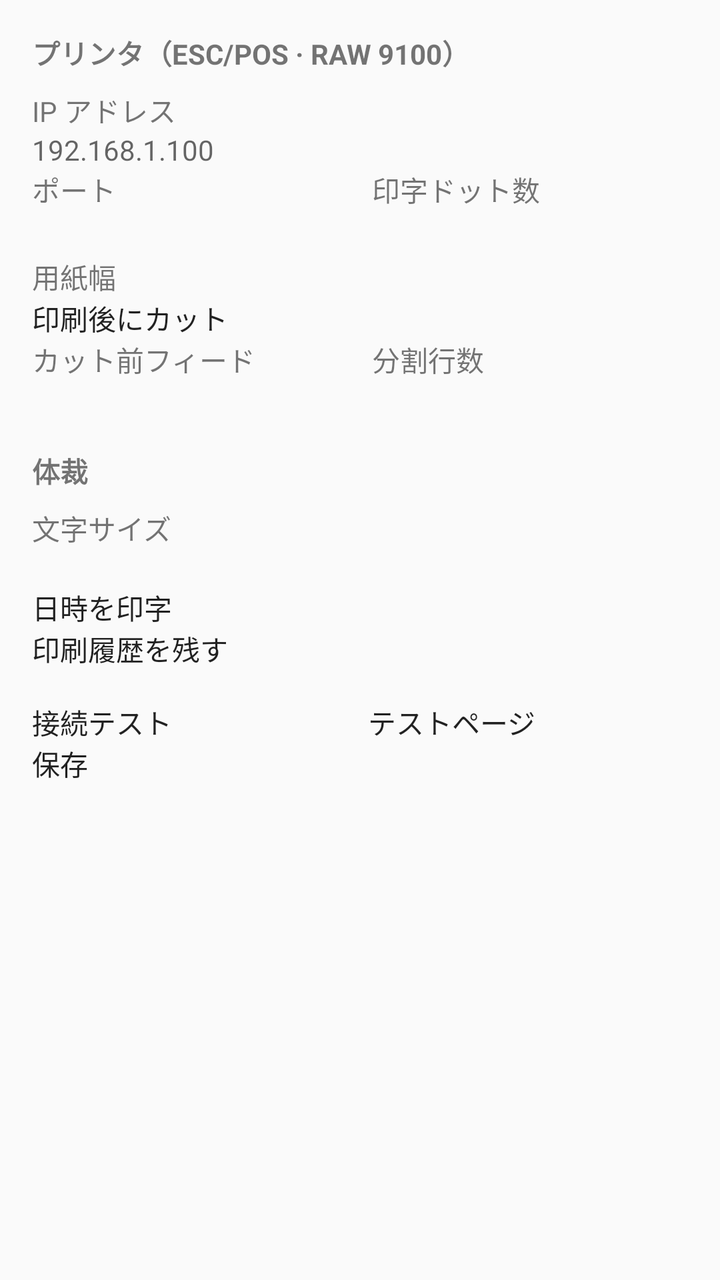
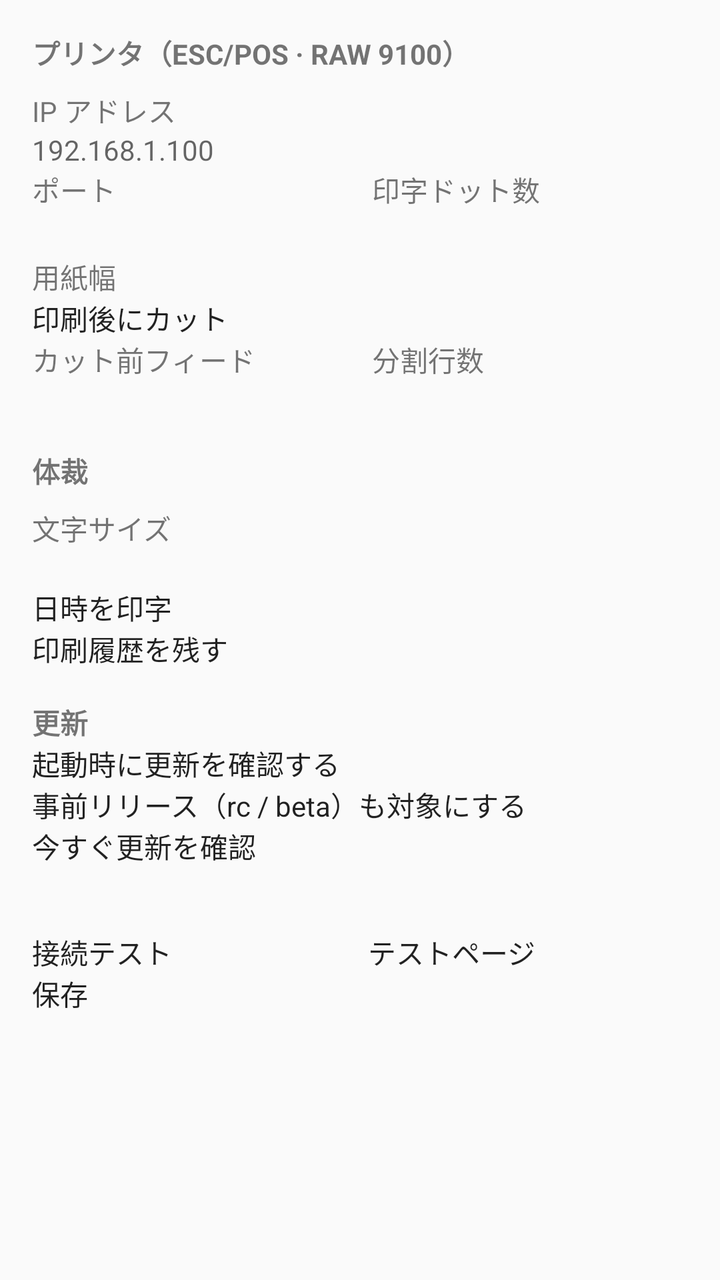

Before-and-after screenshots of an Android layout around one commit, followed by the original layout XML and the change that was made.
<!-- AndroidManifest.xml: application theme AppTheme -->
<!-- res/layout/activity_settings.xml -->
<?xml version="1.0" encoding="utf-8"?>
<ScrollView xmlns:android="http://schemas.android.com/apk/res/android"
    android:layout_width="match_parent"
    android:layout_height="match_parent">

    <LinearLayout
        android:layout_width="match_parent"
        android:layout_height="wrap_content"
        android:orientation="vertical"
        android:padding="16dp">

        <TextView
            android:layout_width="wrap_content"
            android:layout_height="wrap_content"
            android:text="プリンタ（ESC/POS · RAW 9100）"
            android:textStyle="bold" />

        <TextView
            android:layout_width="wrap_content"
            android:layout_height="wrap_content"
            android:layout_marginTop="8dp"
            android:text="IP アドレス" />

        <EditText
            android:id="@+id/host"
            android:layout_width="match_parent"
            android:layout_height="wrap_content"
            android:hint="192.168.1.100"
            android:importantForAutofill="no"
            android:inputType="text" />

        <LinearLayout
            android:layout_width="match_parent"
            android:layout_height="wrap_content"
            android:orientation="horizontal">

            <LinearLayout
                android:layout_width="0dp"
                android:layout_height="wrap_content"
                android:layout_weight="1"
                android:orientation="vertical">

                <TextView
                    android:layout_width="wrap_content"
                    android:layout_height="wrap_content"
                    android:text="ポート" />

                <EditText
                    android:id="@+id/port"
                    android:layout_width="match_parent"
                    android:layout_height="wrap_content"
                    android:importantForAutofill="no"
                    android:inputType="number" />
            </LinearLayout>

            <LinearLayout
                android:layout_width="0dp"
                android:layout_height="wrap_content"
                android:layout_marginStart="12dp"
                android:layout_weight="1"
                android:orientation="vertical">

                <TextView
                    android:layout_width="wrap_content"
                    android:layout_height="wrap_content"
                    android:text="印字ドット数" />

                <EditText
                    android:id="@+id/width_dots"
                    android:layout_width="match_parent"
                    android:layout_height="wrap_content"
                    android:importantForAutofill="no"
                    android:inputType="number" />
            </LinearLayout>
        </LinearLayout>

        <LinearLayout
            android:layout_width="match_parent"
            android:layout_height="wrap_content"
            android:layout_marginTop="4dp"
            android:gravity="center_vertical"
            android:orientation="horizontal">

            <TextView
                android:layout_width="wrap_content"
                android:layout_height="wrap_content"
                android:text="用紙幅" />

            <Spinner
                android:id="@+id/paper"
                android:layout_width="0dp"
                android:layout_height="wrap_content"
                android:layout_marginStart="8dp"
                android:layout_weight="1" />
        </LinearLayout>

        <CheckBox
            android:id="@+id/cut"
            android:layout_width="wrap_content"
            android:layout_height="wrap_content"
            android:text="印刷後にカット" />

        <LinearLayout
            android:layout_width="match_parent"
            android:layout_height="wrap_content"
            android:orientation="horizontal">

            <LinearLayout
                android:layout_width="0dp"
                android:layout_height="wrap_content"
                android:layout_weight="1"
                android:orientation="vertical">

                <TextView
                    android:layout_width="wrap_content"
                    android:layout_height="wrap_content"
                    android:text="カット前フィード" />

                <EditText
                    android:id="@+id/feed_lines"
                    android:layout_width="match_parent"
                    android:layout_height="wrap_content"
                    android:importantForAutofill="no"
                    android:inputType="number" />
            </LinearLayout>

            <LinearLayout
                android:layout_width="0dp"
                android:layout_height="wrap_content"
                android:layout_marginStart="12dp"
                android:layout_weight="1"
                android:orientation="vertical">

                <TextView
                    android:layout_width="wrap_content"
                    android:layout_height="wrap_content"
                    android:text="分割行数" />

                <EditText
                    android:id="@+id/chunk_rows"
                    android:layout_width="match_parent"
                    android:layout_height="wrap_content"
                    android:importantForAutofill="no"
                    android:inputType="number" />
            </LinearLayout>
        </LinearLayout>

        <TextView
            android:layout_width="wrap_content"
            android:layout_height="wrap_content"
            android:layout_marginTop="16dp"
            android:text="体裁"
            android:textStyle="bold" />

        <TextView
            android:layout_width="wrap_content"
            android:layout_height="wrap_content"
            android:layout_marginTop="8dp"
            android:text="文字サイズ" />

        <EditText
            android:id="@+id/font_size"
            android:layout_width="match_parent"
            android:layout_height="wrap_content"
            android:importantForAutofill="no"
            android:inputType="number" />

        <CheckBox
            android:id="@+id/timestamp"
            android:layout_width="wrap_content"
            android:layout_height="wrap_content"
            android:text="日時を印字" />

        <CheckBox
            android:id="@+id/history"
            android:layout_width="wrap_content"
            android:layout_height="wrap_content"
            android:text="印刷履歴を残す" />

        <LinearLayout
            android:layout_width="match_parent"
            android:layout_height="wrap_content"
            android:layout_marginTop="16dp"
            android:orientation="horizontal">

            <Button
                android:id="@+id/test_connection"
                android:layout_width="0dp"
                android:layout_height="wrap_content"
                android:layout_weight="1"
                android:text="接続テスト" />

            <Button
                android:id="@+id/test_page"
                android:layout_width="0dp"
                android:layout_height="wrap_content"
                android:layout_marginStart="8dp"
                android:layout_weight="1"
                android:text="テストページ" />
        </LinearLayout>

        <Button
            android:id="@+id/save"
            android:layout_width="match_parent"
            android:layout_height="wrap_content"
            android:text="保存" />

        <TextView
            android:id="@+id/status"
            android:layout_width="match_parent"
            android:layout_height="wrap_content"
            android:layout_marginTop="8dp"
            android:textSize="12sp" />
    </LinearLayout>
</ScrollView>
<!-- resources referenced by this layout -->
<resources>
  <style name="AppTheme" parent="@android:style/Theme.Material.Light.DarkActionBar" />
</resources>

<!-- the commit's change to res/layout/activity_settings.xml (unified diff, before → after) -->
@@ -177,6 +177,37 @@
             android:layout_height="wrap_content"
             android:text="印刷履歴を残す" />
 
+        <TextView
+            android:layout_width="wrap_content"
+            android:layout_height="wrap_content"
+            android:layout_marginTop="16dp"
+            android:text="更新"
+            android:textStyle="bold" />
+
+        <CheckBox
+            android:id="@+id/update_check"
+            android:layout_width="wrap_content"
+            android:layout_height="wrap_content"
+            android:text="起動時に更新を確認する" />
+
+        <CheckBox
+            android:id="@+id/update_prerelease"
+            android:layout_width="wrap_content"
+            android:layout_height="wrap_content"
+            android:text="事前リリース（rc / beta）も対象にする" />
+
+        <Button
+            android:id="@+id/check_update"
+            android:layout_width="match_parent"
+            android:layout_height="wrap_content"
+            android:text="今すぐ更新を確認" />
+
+        <TextView
+            android:id="@+id/version"
+            android:layout_width="match_parent"
+            android:layout_height="wrap_content"
+            android:textSize="12sp" />
+
         <LinearLayout
             android:layout_width="match_parent"
             android:layout_height="wrap_content"
